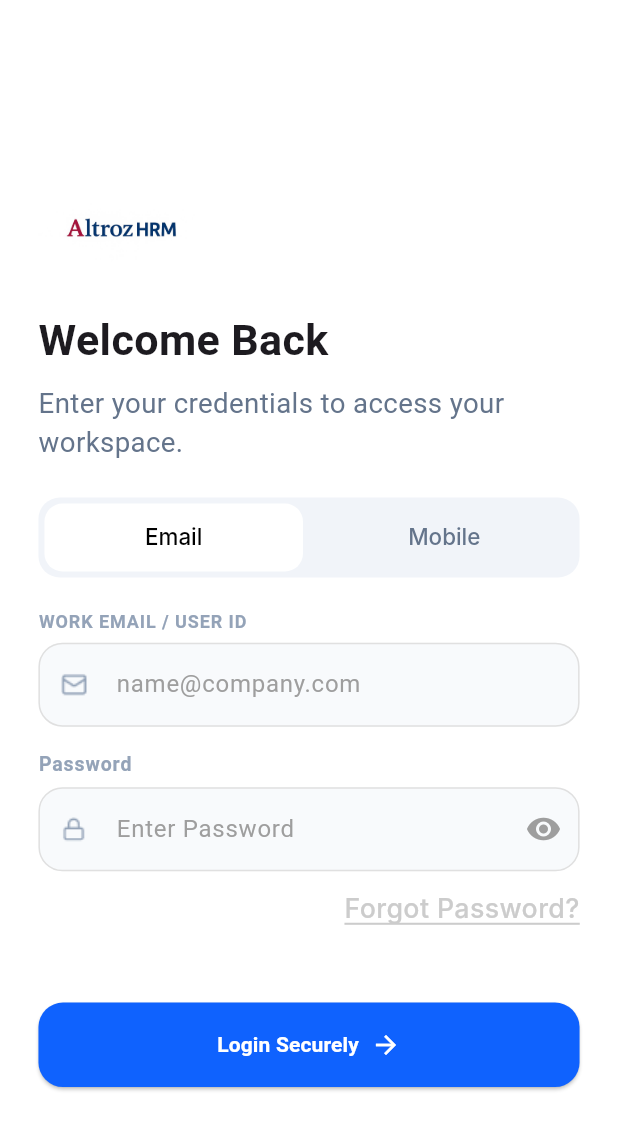
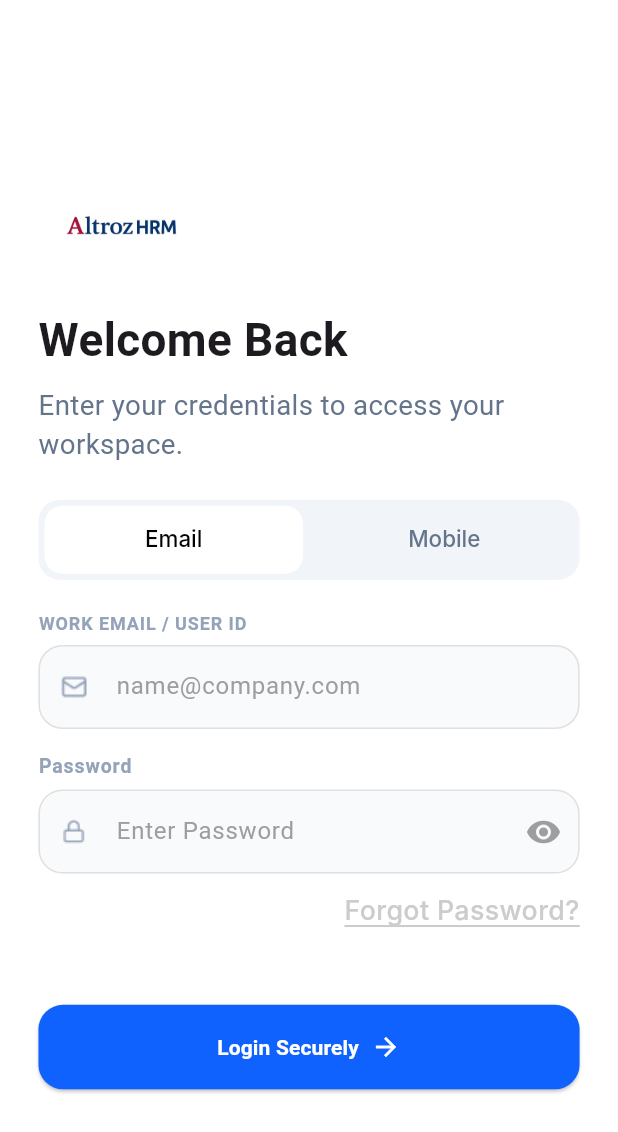
Before and after one commit to amruta2607/HRMSMobileApp, a Flutter app: the screen it shows after launch, on a phone screen of 412 x 824 dp. Shown: the top 1132 px of the screen. Run offline on Flutter 3.47's test engine with Material 3 defaults, Android fonts, the phone set to English and light mode, and no system bars; drawn by our look-alikes of overlay_support; our stand-ins replace firebase_core, firebase_messaging, font_awesome_flutter, geocoding, geolocator, image_picker and 2 more; missing offline and left inert: app_settings; accounts and stored records are empty; Roboto replaces fonts that are missing (Inter).

Commit message:
altroz-ui

```diff
--- a/lib/feature/Attendance/widgets/Attendance Header/attendance_header.dart
+++ b/lib/feature/Attendance/widgets/Attendance Header/attendance_header.dart
@@ -85,7 +85,6 @@ class _AttendanceHeaderState extends State<AttendanceHeader>
                   color: AppColors.textDark,
                 ),
               ),
-              const SizedBox(width: 8),
               Text(
                 DateFormat('MMM dd, EEEE').format(DateTime.now()),
                 style: TextStyle(
--- a/lib/feature/Login/login_screen.dart
+++ b/lib/feature/Login/login_screen.dart
@@ -142,7 +142,7 @@ class _LoginScreenState extends State<LoginScreen> {
                 Text(
                   "Welcome Back",
                   style: TextStyle(
-                    fontSize: 28 * scale,
+                    fontSize: 29.87 * scale,
                     fontWeight: FontWeight.bold,
                   ),
                 ),
@@ -190,7 +190,8 @@ class _LoginScreenState extends State<LoginScreen> {
                   style: const TextStyle(
                     fontSize: 12,
                     fontWeight: FontWeight.w600,
-                    color: const Color(0xFF94A3B8),                    letterSpacing: 0.6,
+                    color: const Color(0xFF94A3B8),
+                    letterSpacing: 0.6,
                   ),
                 ),
 
@@ -323,8 +324,6 @@ class _LoginScreenState extends State<LoginScreen> {
                         ),
                       ],
                     ),
-
-
                   ),
                 ),
               ],
```
